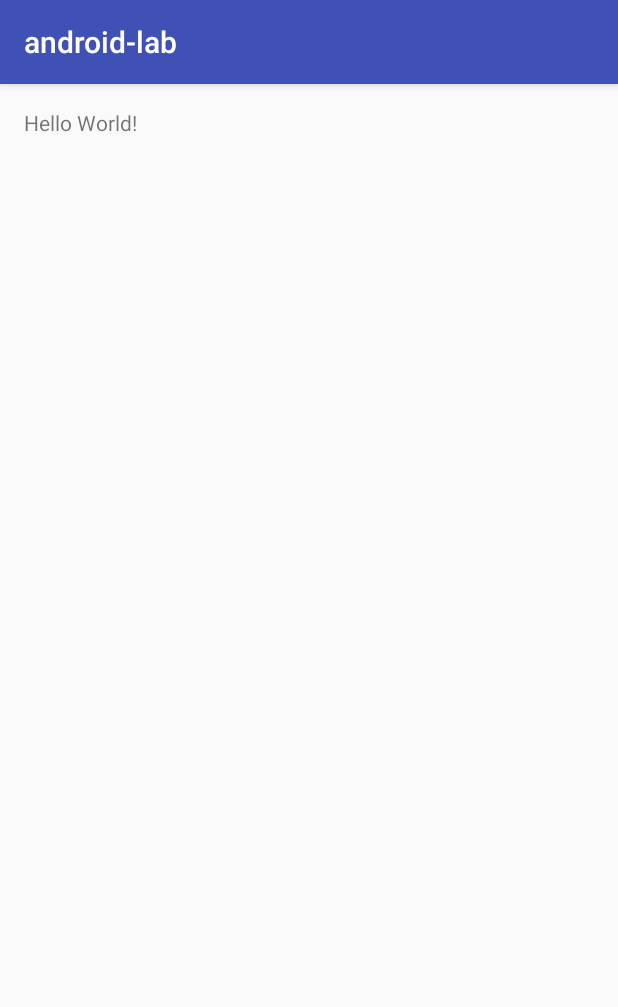
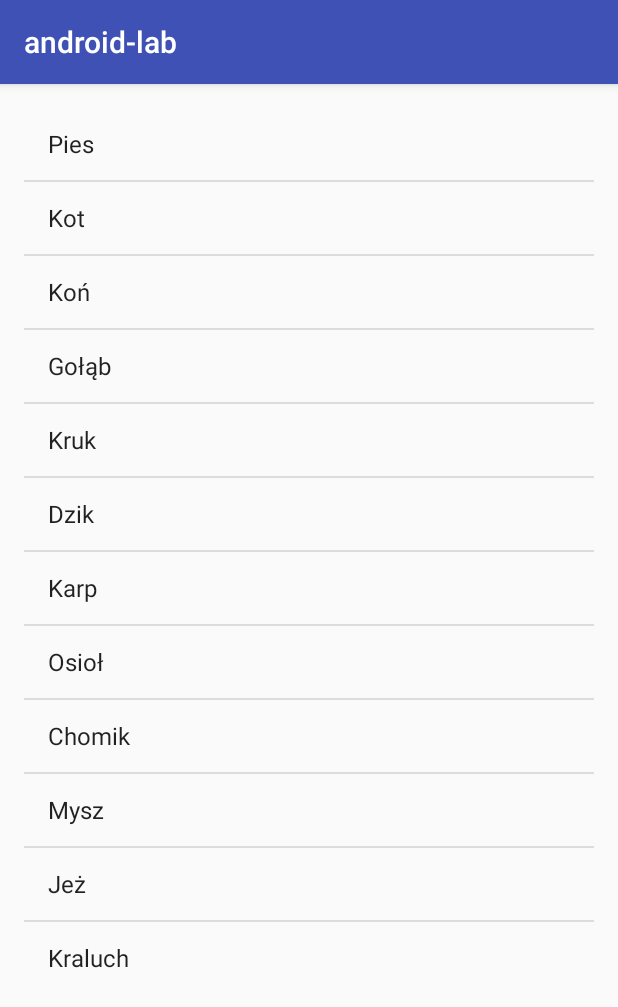
Before and after one commit to bohun2000/android-lab04, an Android app: the screen it shows after launch (MainActivity), on a phone screen of 412 x 824 dp. Shown: the top 1007 px of the screen. Run offline under Robolectric (Android 15) with nearby library versions, the phone set to English and light mode, and no system bars.

Commit message:
Lista zrobiona!

```diff
--- a/app/src/main/java/com/example/student/android_lab/MainActivity.java
+++ b/app/src/main/java/com/example/student/android_lab/MainActivity.java
@@ -2,13 +2,40 @@ package com.example.student.android_lab;
 
 import android.support.v7.app.AppCompatActivity;
 import android.os.Bundle;
+import android.widget.ArrayAdapter;
+import android.widget.ListView;
+
+import java.util.ArrayList;
+import java.util.Arrays;
 
 public class MainActivity extends AppCompatActivity {
-
+    private ArrayList<String> target;
+    private ArrayAdapter adapter;
     @Override
     protected void onCreate(Bundle savedInstanceState) {
         super.onCreate(savedInstanceState);
         setContentView(R.layout.activity_main);
-        // BLABLABLA
+        String[] values = new String[] { "Pies",
+                "Kot", "Koń", "Gołąb", "Kruk", "Dzik", "Karp",
+                "Osioł", "Chomik", "Mysz", "Jeż", "Kraluch" };
+
+        this.target = new ArrayList<String>();
+        this.target.addAll(Arrays.asList(values));
+
+        this.adapter = new ArrayAdapter(this,
+                android.R.layout.simple_list_item_1,this.target);
+        ListView listview = (ListView) findViewById(
+                R.id.listView );
+        listview.setAdapter(this.adapter);
+
     }
+
+
+
+
+
+
+
+
+
 }
--- a/app/src/main/res/layout/activity_main.xml
+++ b/app/src/main/res/layout/activity_main.xml
@@ -9,8 +9,8 @@
     android:paddingTop="@dimen/activity_vertical_margin"
     tools:context="com.example.student.android_lab.MainActivity">
 
-    <TextView
+    <ListView
         android:layout_width="wrap_content"
         android:layout_height="wrap_content"
-        android:text="Hello World!" />
+        android:id="@+id/listView" />
 </RelativeLayout>
```
